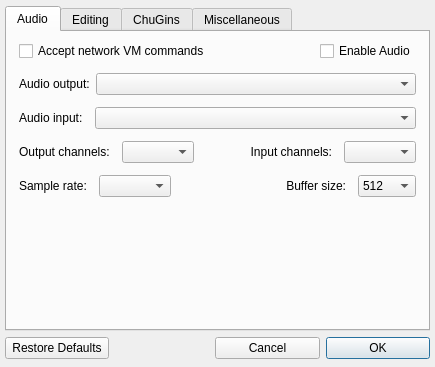
The window that src/qt/mAPreferencesWindow.ui (ccrma/miniAudicle) describes before a commit, drawn with Qt 5.
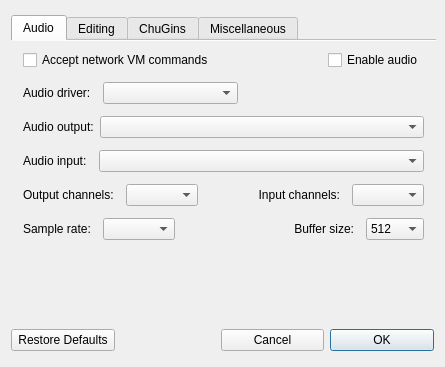
The same window after the commit. The open tabs and pages were chosen to show the change. Icons and pictures are not drawn.

Commit message: preferences for audio driver selection in Qt

```diff
--- a/src/qt/mAPreferencesWindow.ui
+++ b/src/qt/mAPreferencesWindow.ui
@@ -6,19 +6,19 @@
    <rect>
     <x>0</x>
     <y>0</y>
-    <width>435</width>
+    <width>445</width>
     <height>367</height>
    </rect>
   </property>
   <property name="minimumSize">
    <size>
-    <width>435</width>
+    <width>445</width>
     <height>367</height>
    </size>
   </property>
   <property name="maximumSize">
    <size>
-    <width>435</width>
+    <width>445</width>
     <height>367</height>
    </size>
   </property>
@@ -35,29 +35,32 @@
    <iconset resource="miniAudicle.qrc">
     <normaloff>:/icon/miniAudicle.png</normaloff>:/icon/miniAudicle.png</iconset>
   </property>
+  <property name="sizeGripEnabled">
+   <bool>false</bool>
+  </property>
   <layout class="QVBoxLayout" name="verticalLayout">
    <property name="spacing">
     <number>5</number>
    </property>
-   <property name="margin">
-    <number>5</number>
-   </property>
    <item>
     <widget class="QTabWidget" name="tabWidget">
      <property name="minimumSize">
       <size>
        <width>425</width>
-       <height>325</height>
+       <height>305</height>
       </size>
      </property>
      <property name="maximumSize">
       <size>
        <width>425</width>
-       <height>325</height>
+       <height>305</height>
       </size>
      </property>
      <property name="currentIndex">
-      <number>2</number>
+      <number>0</number>
+     </property>
+     <property name="documentMode">
+      <bool>true</bool>
      </property>
      <widget class="QWidget" name="audioTab">
       <attribute name="title">
@@ -104,12 +107,58 @@
          <item>
           <widget class="QCheckBox" name="enableAudio">
            <property name="text">
-            <string>Enable Audio</string>
+            <string>Enable audio</string>
            </property>
           </widget>
          </item>
         </layout>
        </item>
+       <item>
+        <layout class="QHBoxLayout" name="horizontalLayout_11">
+         <item>
+          <widget class="QLabel" name="label_11">
+           <property name="sizePolicy">
+            <sizepolicy hsizetype="Preferred" vsizetype="Preferred">
+             <horstretch>0</horstretch>
+             <verstretch>0</verstretch>
+            </sizepolicy>
+           </property>
+           <property name="text">
+            <string>Audio driver:</string>
+           </property>
+          </widget>
+         </item>
+         <item>
+          <widget class="QComboBox" name="audioDriver">
+           <property name="sizePolicy">
+            <sizepolicy hsizetype="Fixed" vsizetype="Fixed">
+             <horstretch>0</horstretch>
+             <verstretch>0</verstretch>
+            </sizepolicy>
+           </property>
+           <property name="minimumSize">
+            <size>
+             <width>135</width>
+             <height>0</height>
+            </size>
+           </property>
+          </widget>
+         </item>
+         <item>
+          <spacer name="horizontalSpacer_10">
+           <property name="orientation">
+            <enum>Qt::Horizontal</enum>
+           </property>
+           <property name="sizeHint" stdset="0">
+            <size>
+             <width>40</width>
+             <height>20</height>
+            </size>
+           </property>
+          </spacer>
+         </item>
+        </layout>
+       </item>
        <item>
         <layout class="QHBoxLayout" name="horizontalLayout_4">
          <property name="spacing">
```
Left out of the diff: 203 changed lines with no effect on the pictures. The commit also changes 10 other files.
